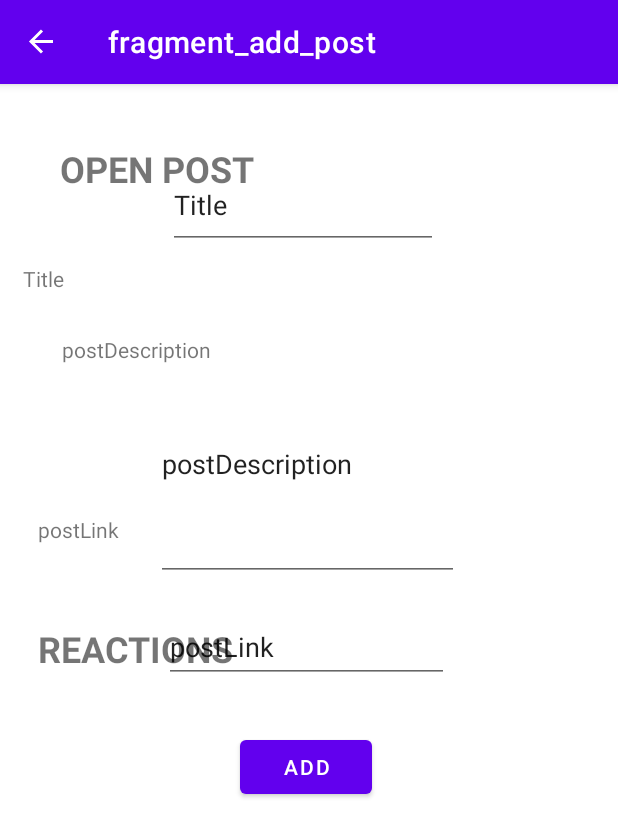
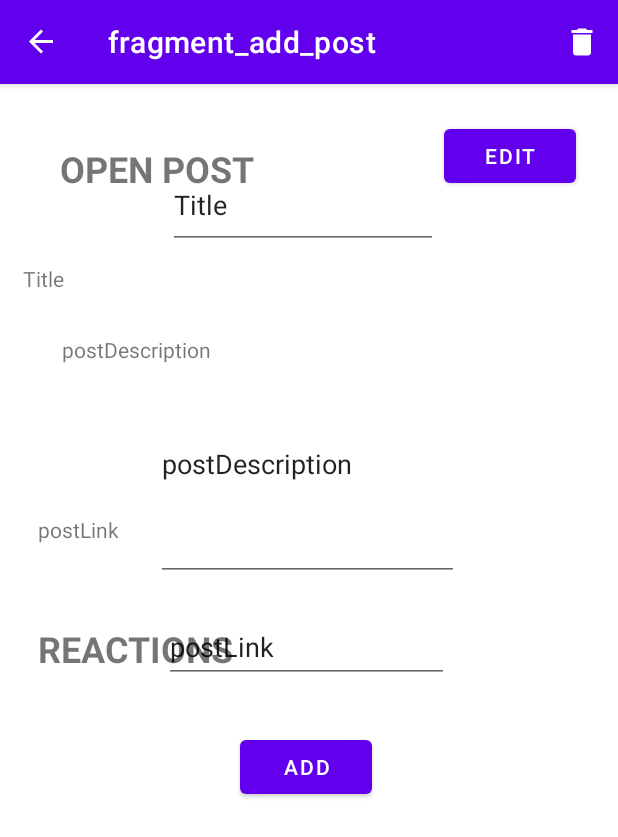
Before and after one commit to DeschuytterKobe/Android-app, an Android app: the fragment PostOpenFragment placed in its activity, after a tap on an icon or button, on a phone screen of 412 x 824 dp. Shown: the top 837 px of the screen. Run offline under Robolectric (Android 15) with nearby library versions, the phone set to English and light mode, and no system bars; our stand-ins replace Room's generated code, navigation-ui; 4 statements that could not run were skipped.

```diff
--- a/app/src/main/java/com/example/hogentderdezitapplicatie/data/MainDatabase.kt
+++ b/app/src/main/java/com/example/hogentderdezitapplicatie/data/MainDatabase.kt
@@ -5,13 +5,15 @@ import androidx.room.Database
 import androidx.room.Room
 import androidx.room.RoomDatabase
 import com.example.hogentderdezitapplicatie.model.Post
+import com.example.hogentderdezitapplicatie.model.Reaction
 import com.example.hogentderdezitapplicatie.model.User
 
-@Database(entities = [Post::class, User::class], version=2, exportSchema = false)
+@Database(entities = [Post::class, User::class], version=2,exportSchema = false )
 abstract class MainDatabase : RoomDatabase() {
 
     abstract val postDao : PostDao
     abstract val userDao : UserDao
+//    abstract val reactionDao : ReactionDao
 
 
     companion object{
--- a/app/src/main/java/com/example/hogentderdezitapplicatie/data/PostDao.kt
+++ b/app/src/main/java/com/example/hogentderdezitapplicatie/data/PostDao.kt
@@ -17,4 +17,6 @@ interface PostDao {
     @Update
     fun updatePost(post: Post)
 
+    @Delete
+    fun deletePost(post: Post)
 }
--- /dev/null
+++ b/app/src/main/java/com/example/hogentderdezitapplicatie/data/ReactionDao.kt
@@ -0,0 +1,26 @@
+package com.example.hogentderdezitapplicatie.data
+
+import androidx.lifecycle.LiveData
+import androidx.room.*
+import com.example.hogentderdezitapplicatie.model.Post
+import com.example.hogentderdezitapplicatie.model.Reaction
+
+@Dao
+interface ReactionDao {
+
+        @Insert(onConflict = OnConflictStrategy.IGNORE)
+        fun addReaction(reaction: Reaction)
+
+        @Query("SELECT * FROM reaction_table ORDER BY id ASC")
+        fun readAllReactions(): LiveData<List<Reaction>>
+
+//        @Query("SELECT * FROM reaction_table WHERE Postid = :key")
+//        fun getReactionsFromPost(key : Int): LiveData<List<Reaction>>
+
+        @Update
+        fun updateReaction(reaction: Reaction)
+
+        @Delete
+        fun deleteReaction(reaction: Reaction)
+
+}
--- a/app/src/main/java/com/example/hogentderdezitapplicatie/fragments/posts/list/PostListAdapter.kt
+++ b/app/src/main/java/com/example/hogentderdezitapplicatie/fragments/posts/list/PostListAdapter.kt
@@ -30,7 +30,7 @@ class PostListAdapter : RecyclerView.Adapter<PostListAdapter.MyPostViewHolder>()
         holder.itemView.postLink_txt.text= currentItem.link
 
         holder.itemView.postRowLayout.setOnClickListener{
-            val action = PostListFragmentDirections.actionPostListFragment2ToPostUpdateFragment(currentItem)
+            val action = PostListFragmentDirections.actionPostListFragment2ToPostOpenFragment(currentItem)
             holder.itemView.findNavController().navigate(action)
         }
     }
--- a/app/src/main/java/com/example/hogentderdezitapplicatie/repository/PostRepository.kt
+++ b/app/src/main/java/com/example/hogentderdezitapplicatie/repository/PostRepository.kt
@@ -16,4 +16,7 @@ class PostRepository(private val postDao : PostDao) {
     suspend fun updatePost(post: Post){
         postDao.updatePost(post)
     }
+    suspend fun deletePost(post: Post){
+        postDao.deletePost(post)
+    }
 }
--- a/app/src/main/res/layout/custom_row_post.xml
+++ b/app/src/main/res/layout/custom_row_post.xml
@@ -3,7 +3,6 @@
     android:layout_width="match_parent"
     android:layout_height="match_parent"
     xmlns:app="http://schemas.android.com/apk/res-auto"
-    android:padding="24sp"
     android:id="@+id/postRowLayout">
 
 
--- a/app/src/main/res/layout/fragment_post_open.xml
+++ b/app/src/main/res/layout/fragment_post_open.xml
@@ -67,5 +67,16 @@
         app:layout_constraintStart_toStartOf="parent"
         app:layout_constraintTop_toTopOf="parent" />
 
+    <Button
+        android:id="@+id/EditPostButton"
+        android:layout_width="wrap_content"
+        android:layout_height="wrap_content"
+        android:layout_marginTop="24dp"
+        android:text="Edit"
+        app:layout_constraintEnd_toEndOf="parent"
+        app:layout_constraintHorizontal_bias="0.835"
+        app:layout_constraintStart_toEndOf="@+id/textView"
+        app:layout_constraintTop_toTopOf="parent" />
+
 
 </androidx.constraintlayout.widget.ConstraintLayout>
--- a/app/src/main/res/navigation/my_nav.xml
+++ b/app/src/main/res/navigation/my_nav.xml
@@ -47,8 +47,8 @@
             android:id="@+id/action_postListFragment2_to_addPostFragment"
             app:destination="@id/addPostFragment" />
         <action
-            android:id="@+id/action_postListFragment2_to_postUpdateFragment"
-            app:destination="@id/postUpdateFragment" />
+            android:id="@+id/action_postListFragment2_to_postOpenFragment"
+            app:destination="@id/postOpenFragment" />
     </fragment>
     <fragment
         android:id="@+id/addPostFragment"
@@ -64,11 +64,8 @@
         android:name="com.example.hogentderdezitapplicatie.fragments.posts.update.PostUpdateFragment"
         android:label="post_update"
         tools:layout="@layout/fragment_post_update" >
-        <action
-            android:id="@+id/action_postUpdateFragment_to_postListFragment2"
-            app:destination="@id/postListFragment2" />
         <argument
-            android:name="currentPost"
+            android:name="openCurrentPost"
             app:argType="com.example.hogentderdezitapplicatie.model.Post" />
     </fragment>
     <fragment
@@ -89,5 +86,11 @@
         <argument
             android:name="openCurrentPost"
             app:argType="com.example.hogentderdezitapplicatie.model.Post" />
+        <action
+            android:id="@+id/action_postOpenFragment_to_postUpdateFragment"
+            app:destination="@id/postUpdateFragment" />
+        <action
+            android:id="@+id/action_postOpenFragment_to_postListFragment2"
+            app:destination="@id/postListFragment2" />
     </fragment>
 </navigation>
```
Also changed, not shown: app/src/main/java/com/example/hogentderdezitapplicatie/fragments/posts/open/PostOpenFragment.kt (+48 -8 lines), app/src/main/java/com/example/hogentderdezitapplicatie/fragments/posts/update/PostUpdateFragment.kt (+5 -5 lines), app/src/main/java/com/example/hogentderdezitapplicatie/model/Reaction.kt (added, +21 -0 lines), app/src/main/java/com/example/hogentderdezitapplicatie/repository/ReactionRepository.kt (added, +28 -0 lines), app/src/main/java/com/example/hogentderdezitapplicatie/viewmodel/PostViewModel.kt (+8 -0 lines), app/src/main/java/com/example/hogentderdezitapplicatie/viewmodel/ReactionViewModel.kt (added, +48 -0 lines).
